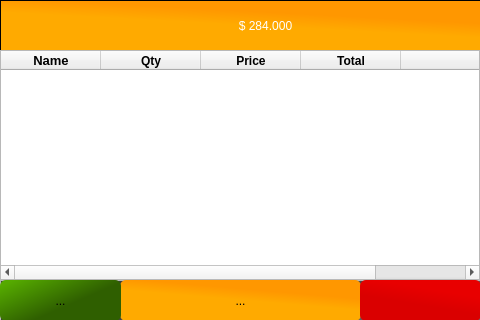
Above: HPOS/checkoutScreen.ui from MinniHai/HPoS_Pi before the change. Below: the same form after it.
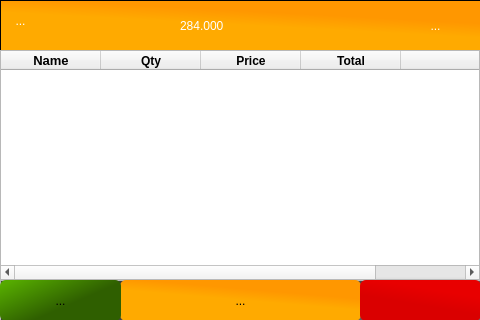
That is the form after the change. Icons and pictures are not drawn.

Patch:
```diff
--- a/HPOS/checkoutScreen.ui
+++ b/HPOS/checkoutScreen.ui
@@ -71,7 +71,7 @@
 background-color: qlineargradient(spread:pad, x1:0.637, y1:0.279591, x2:0.489, y2:0.574, stop:0 rgba(255, 151, 0, 255), stop:0.75 rgba(255, 170, 0, 255));
 	
 }
-#btnBack{
+#btnMenu{
 	background-color: qlineargradient(spread:pad, x1:0, y1:0.152818, x2:1, y2:0.932, stop:0 rgba(85, 170, 0, 255), stop:0.573864 rgba(47, 95, 0, 255));
 }
 </string>
@@ -113,17 +113,139 @@
    <widget class="QLabel" name="lblCash">
     <property name="geometry">
      <rect>
-      <x>150</x>
+      <x>180</x>
       <y>0</y>
-      <width>231</width>
+      <width>181</width>
       <height>51</height>
      </rect>
     </property>
     <property name="text">
-     <string>$ 284.000</string>
+     <string>284.000</string>
     </property>
     <property name="alignment">
-     <set>Qt::AlignCenter</set>
+     <set>Qt::AlignLeading|Qt::AlignLeft|Qt::AlignVCenter</set>
+    </property>
+   </widget>
+   <widget class="QToolButton" name="btnSearch">
+    <property name="geometry">
+     <rect>
+      <x>390</x>
+      <y>0</y>
+      <width>91</width>
+      <height>51</height>
+     </rect>
+    </property>
+    <property name="styleSheet">
+     <string notr="true">QToolButton
+{
+ 
+    
+    border-color: #1e1e1e;
+    border-style: solid;
+    border-radius: 6;
+    padding: 3px;
+    font-size: 12px;
+    padding-left: 5px;
+    padding-right: 5px;	
+	
+	
+	font: 75 18pt &quot;Cambria Math&quot;;
+	color: rgb(255, 255, 255);
+}
+QToolButton:pressed{
+	
+	background-color:qlineargradient(spread:pad, x1:0.465227, y1:0.41, x2:0.392, y2:0.857, stop:0.517045 rgba(255, 170, 0, 255), stop:1 rgba(255, 220, 19, 255))
+}
+QToolButton:hover{
+	    border: 4px solid  qlineargradient(spread:pad, x1:0.255, y1:0.982955, x2:0.852182, y2:0.232, stop:0.1875 rgba(255, 170, 0, 0), stop:0.818182 rgba(255, 255, 255, 0))
+}</string>
+    </property>
+    <property name="text">
+     <string>...</string>
+    </property>
+    <property name="icon">
+     <iconset resource="images.qrc">
+      <normaloff>:/images/images/delete cart.png</normaloff>:/images/images/delete cart.png</iconset>
+    </property>
+    <property name="iconSize">
+     <size>
+      <width>40</width>
+      <height>40</height>
+     </size>
+    </property>
+   </widget>
+   <widget class="QToolButton" name="btnBack">
+    <property name="geometry">
+     <rect>
+      <x>0</x>
+      <y>0</y>
+      <width>41</width>
+      <height>41</height>
+     </rect>
+    </property>
+    <property name="styleSheet">
+     <string notr="true">QToolButton
+{
+ 
+    
+    border-color: #1e1e1e;
+    border-style: solid;
+    border-radius: 6;
+    padding: 3px;
+    font-size: 12px;
+    padding-left: 5px;
+    padding-right: 5px;	
+	
+	
+	font: 75 18pt &quot;Cambria Math&quot;;
+	color: rgb(255, 255, 255);
+}
+QToolButton:pressed{
+	
+	background-color: qlineargradient(spread:pad, x1:0.067, y1:0.153, x2:0.466, y2:0.567136, stop:0.1875 rgba(255, 170, 0, 255), stop:0.818182 rgba(245, 163, 0, 255));
+}
+QToolButton:hover{
+	    border: 4px solid  qlineargradient(spread:pad, x1:0.255, y1:0.982955, x2:0.852182, y2:0.232, stop:0.1875 rgba(255, 170, 0, 0), stop:0.818182 rgba(255, 255, 255, 0))
+}</string>
+    </property>
+    <property name="text">
+     <string>...</string>
+    </property>
+    <property name="icon">
+     <iconset resource="images.qrc">
+      <normaloff>:/images/images/Back_icon.png</normaloff>:/images/images/Back_icon.png</iconset>
+    </property>
+    <property name="iconSize">
+     <size>
+      <width>120</width>
+      <height>120</height>
+     </size>
+    </property>
+   </widget>
+   <widget class="QToolButton" name="toolButton">
+    <property name="enabled">
+     <bool>false</bool>
+    </property>
+    <property name="geometry">
+     <rect>
+      <x>140</x>
+      <y>0</y>
+      <width>41</width>
+      <height>51</height>
+     </rect>
+    </property>
+    <property name="text">
+     <string/>
+    </property>
+    <property name="icon">
+     <iconset resource="images.qrc">
+      <normaloff>:/images/images/cash.png</normaloff>:/images/images/cash.png</iconset>
+    </property>
+    <property name="iconSize">
+     <size>
+      <width>45</width>
+      <height>45</height>
+     </size>
     </property>
    </widget>
   </widget>
@@ -201,7 +323,7 @@
      </size>
     </property>
    </widget>
-   <widget class="QToolButton" name="btnBack">
+   <widget class="QToolButton" name="btnMenu">
     <property name="geometry">
      <rect>
       <x>0</x>
```
Left out of the diff: 19 changed lines with no effect on the pictures.
